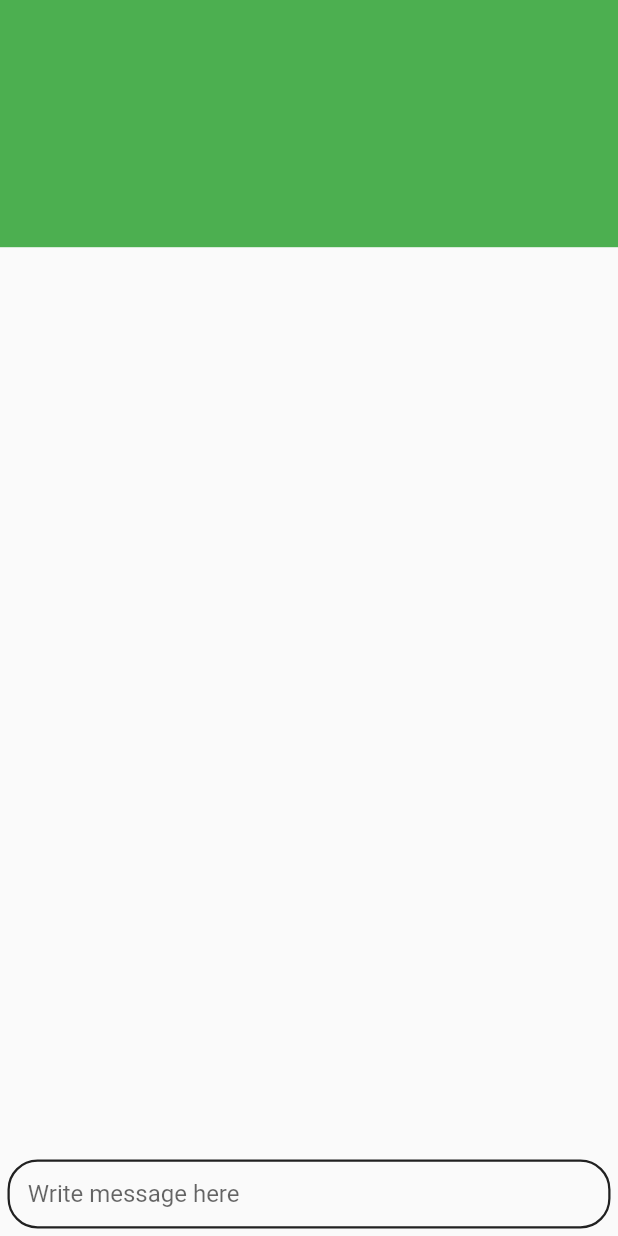
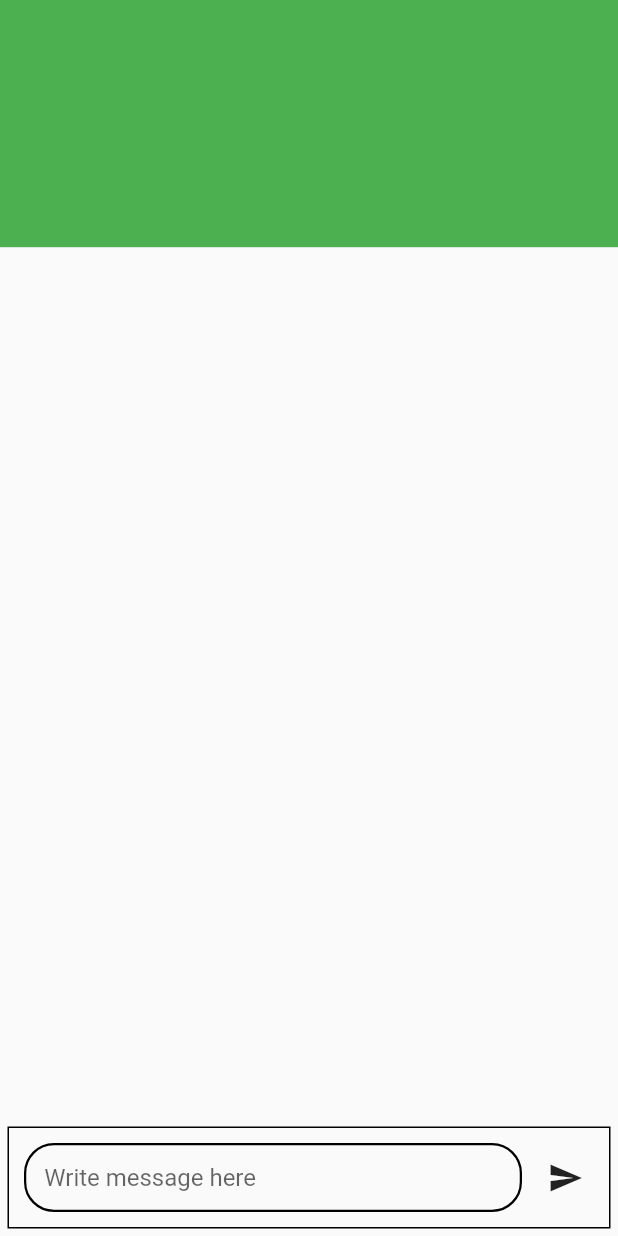
Before and after one commit to HackerTon/Couple-Messenger, a Flutter app: the ChatScreen widget shown alone on an empty page, opened directly, on a phone screen of 412 x 824 dp. Run offline on Flutter 3.47's test engine with Material 2 defaults, Android fonts, the phone set to English and light mode, and no system bars; our stand-ins replace get.

Commit message:
Update UI

```diff
--- a/lib/modules/app/screen/app.dart
+++ b/lib/modules/app/screen/app.dart
@@ -10,7 +10,11 @@ class App extends StatelessWidget {
   Widget build(BuildContext context) {
     return SafeArea(
       child: GetMaterialApp(
-        theme: ThemeData.light(),
+        theme: ThemeData(
+          extensions: const <ThemeExtension<dynamic>>[
+            TextFieldStyle(backgroundColor: Colors.black),
+          ],
+        ),
         defaultTransition: Transition.cupertino,
         home: HomeScreen(),
         translations: Language(),
@@ -19,3 +23,23 @@ class App extends StatelessWidget {
     );
   }
 }
+
+class TextFieldStyle extends ThemeExtension<TextFieldStyle> {
+  final Color backgroundColor;
+
+  const TextFieldStyle({required this.backgroundColor});
+
+  @override
+  ThemeExtension<TextFieldStyle> copyWith({Color? backgroundColor}) => TextFieldStyle(
+        backgroundColor: backgroundColor ?? this.backgroundColor,
+      );
+
+  @override
+  ThemeExtension<TextFieldStyle> lerp(covariant ThemeExtension<TextFieldStyle>? other, double t) {
+    if (other is! TextFieldStyle) {
+      return this;
+    }
+
+    return TextFieldStyle(backgroundColor: Color.lerp(backgroundColor, other.backgroundColor, t) ?? backgroundColor);
+  }
+}
--- a/lib/modules/chat/chat_screen.dart
+++ b/lib/modules/chat/chat_screen.dart
@@ -3,6 +3,8 @@ import 'package:get/get.dart';
 
 import '../../base_screen.dart';
 import '../../configuration/dimenconfig.dart';
+import '../../widgets/theme_icon_button.dart';
+import '../../widgets/theme_input_field.dart';
 import 'chat_view_model.dart';
 
 class ChatScreen extends BaseScreen<ChatViewmodel> {
@@ -28,54 +30,28 @@ class ChatScreen extends BaseScreen<ChatViewmodel> {
             ),
           ),
         ),
-        InputField(
-          textInputController: messageInputController,
-          onChanged: (String text) => controller.textMessage.value = messageInputController.text,
+        Container(
+          padding: const EdgeInsets.all(5),
+          margin: const EdgeInsets.all(5),
+          decoration: const BoxDecoration(
+            border: Border.symmetric(
+              vertical: BorderSide(),
+              horizontal: BorderSide(),
+            ),
+          ),
+          child: Row(
+            children: [
+              Expanded(
+                child: InputField(
+                  textInputController: messageInputController,
+                  onChanged: (String text) => controller.textMessage.value = messageInputController.text,
+                ),
+              ),
+              const ThemeIconButton(icon: Icon(Icons.send)),
+            ],
+          ),
         ),
       ],
     );
   }
 }
-
-class InputField extends StatelessWidget {
-  final TextEditingController textInputController;
-  final void Function(String text)? onChanged;
-  final String hint = 'write_message_here'.tr;
-
-  InputField({
-    super.key,
-    required this.textInputController,
-    this.onChanged,
-  });
-
-  @override
-  Widget build(BuildContext context) {
-    debugPrint(hint);
-    return Container(
-      padding: const EdgeInsets.all(DimenConfig.standardSize),
-      margin: const EdgeInsets.all(5),
-      decoration: BoxDecoration(
-        border: Border.all(
-          width: 1.5,
-          color: Colors.black87,
-        ),
-        borderRadius: BorderRadius.circular(20),
-      ),
-      child: TextField(
-        autocorrect: true,
-        scribbleEnabled: true,
-        textCapitalization: TextCapitalization.sentences,
-        controller: textInputController,
-        onChanged: onChanged,
-        cursorOpacityAnimates: true,
-        cursorRadius: const Radius.circular(20),
-        cursorWidth: 5,
-        style: const TextStyle(color: Colors.black),
-        decoration: InputDecoration.collapsed(
-          hintText: hint,
-        ),
-        cursorColor: Colors.black,
-      ),
-    );
-  }
-}
--- /dev/null
+++ b/lib/widgets/theme_icon_button.dart
@@ -0,0 +1,20 @@
+import 'package:flutter/material.dart';
+
+class ThemeIconButton extends StatelessWidget {
+  final Icon icon;
+  final Widget? label;
+
+  const ThemeIconButton({
+    super.key,
+    required this.icon,
+    this.label,
+  });
+
+  @override
+  Widget build(BuildContext context) {
+    return IconButton(
+      onPressed: () {},
+      icon: icon,
+    );
+  }
+}
--- /dev/null
+++ b/lib/widgets/theme_input_field.dart
@@ -0,0 +1,60 @@
+import 'package:flutter/material.dart';
+import 'package:get/get.dart';
+
+import '../configuration/dimenconfig.dart';
+import '../modules/app/screen/app.dart';
+
+class InputField extends StatelessWidget {
+  final TextEditingController textInputController;
+  final void Function(String text)? onChanged;
+  final String hint = 'write_message_here'.tr;
+
+  final TextFieldStyle? textFieldStyle;
+
+  InputField({
+    super.key,
+    required this.textInputController,
+    this.textFieldStyle,
+    this.onChanged,
+  });
+
+  @override
+  Widget build(BuildContext context) {
+    TextFieldStyle defaultStyle = Theme.of(context).extension<TextFieldStyle>()!;
+    Color? backgroundColor = textFieldStyle?.backgroundColor ?? defaultStyle.backgroundColor;
+
+    debugPrint(hint);
+    return Container(
+      padding: const EdgeInsets.all(DimenConfig.standardSize),
+      margin: const EdgeInsets.all(5),
+      decoration: BoxDecoration(
+        border: Border.all(
+          width: 1.5,
+          color: backgroundColor,
+        ),
+        borderRadius: BorderRadius.circular(20),
+      ),
+      child: ConstrainedBox(
+        constraints: const BoxConstraints(
+          maxHeight: 100,
+        ),
+        child: TextField(
+          autocorrect: true,
+          scribbleEnabled: true,
+          maxLines: null,
+          textCapitalization: TextCapitalization.sentences,
+          controller: textInputController,
+          onChanged: onChanged,
+          cursorOpacityAnimates: true,
+          cursorRadius: const Radius.circular(20),
+          cursorWidth: 5,
+          style: const TextStyle(color: Colors.black),
+          decoration: InputDecoration.collapsed(
+            hintText: hint,
+          ),
+          cursorColor: Colors.black,
+        ),
+      ),
+    );
+  }
+}
```
Also changed, not shown: lib/widgets/theme_button.dart (added, +10 -0 lines), 28 other files.
